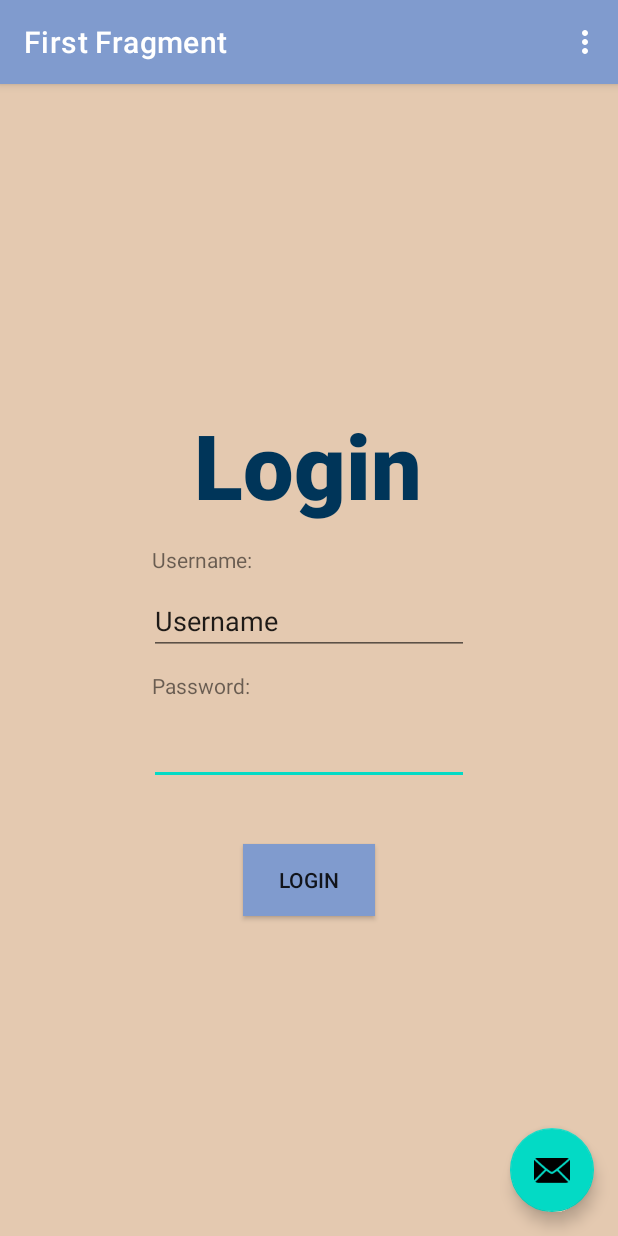
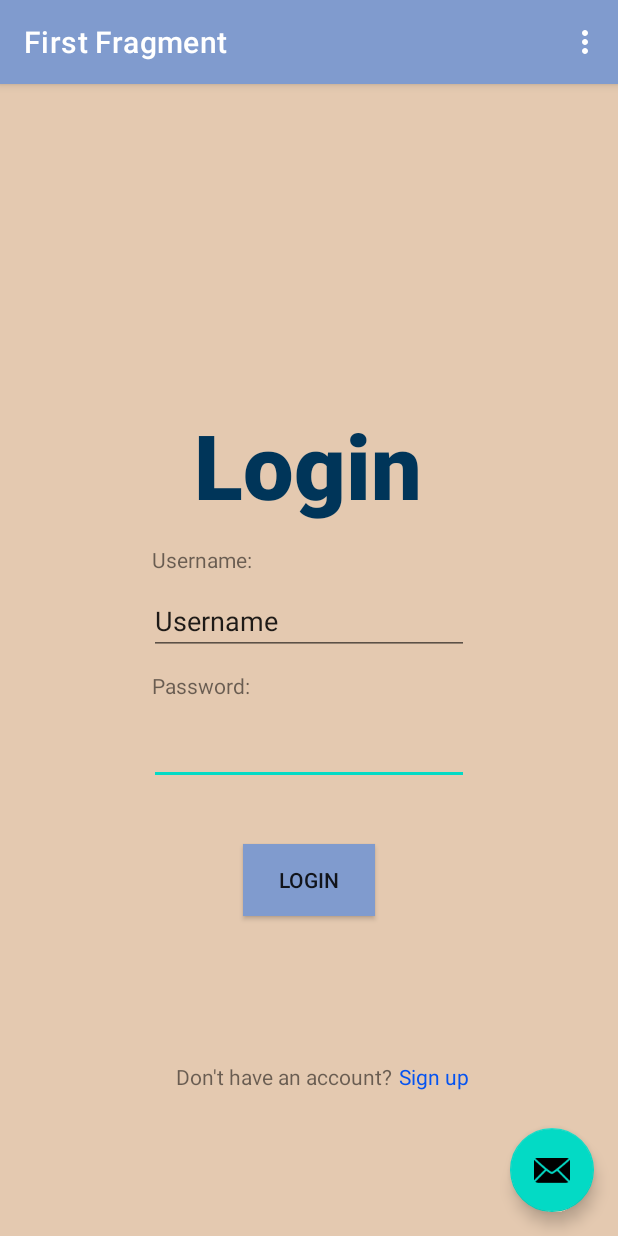
Before and after one commit to MuhannadJam/Group-Project-B07, an Android app: the screen it shows after launch (MainActivity), on a phone screen of 412 x 824 dp. Run offline under Robolectric (Android 15) with nearby library versions, the phone set to English and light mode, and no system bars; our stand-ins replace navigation-ui; Roboto replaces fonts that are not available here.

Commit message:
Modified fragment first
Added the signup button

```diff
--- a/app/src/main/res/layout/fragment_first.xml
+++ b/app/src/main/res/layout/fragment_first.xml
@@ -82,4 +82,28 @@
         app:layout_constraintTop_toBottomOf="@+id/editTextTextPersonName"
         app:layout_constraintVertical_bias="0.631" />
 
+    <TextView
+        android:id="@+id/textView3"
+        android:layout_width="wrap_content"
+        android:layout_height="wrap_content"
+        android:layout_marginEnd="32dp"
+        android:text="Don't have an account?"
+        app:layout_constraintBottom_toBottomOf="parent"
+        app:layout_constraintEnd_toEndOf="parent"
+        app:layout_constraintHorizontal_bias="0.497"
+        app:layout_constraintStart_toStartOf="parent"
+        app:layout_constraintTop_toBottomOf="@+id/button_first" />
+
+    <TextView
+        android:id="@+id/textView4"
+        android:layout_width="wrap_content"
+        android:layout_height="wrap_content"
+        android:layout_marginEnd="95dp"
+        android:text="Sign up"
+        android:textColor="#0453F1"
+        app:layout_constraintBottom_toBottomOf="parent"
+        app:layout_constraintEnd_toEndOf="parent"
+        app:layout_constraintStart_toEndOf="@+id/textView3"
+        app:layout_constraintTop_toBottomOf="@+id/button_first" />
+
 </androidx.constraintlayout.widget.ConstraintLayout>
```
